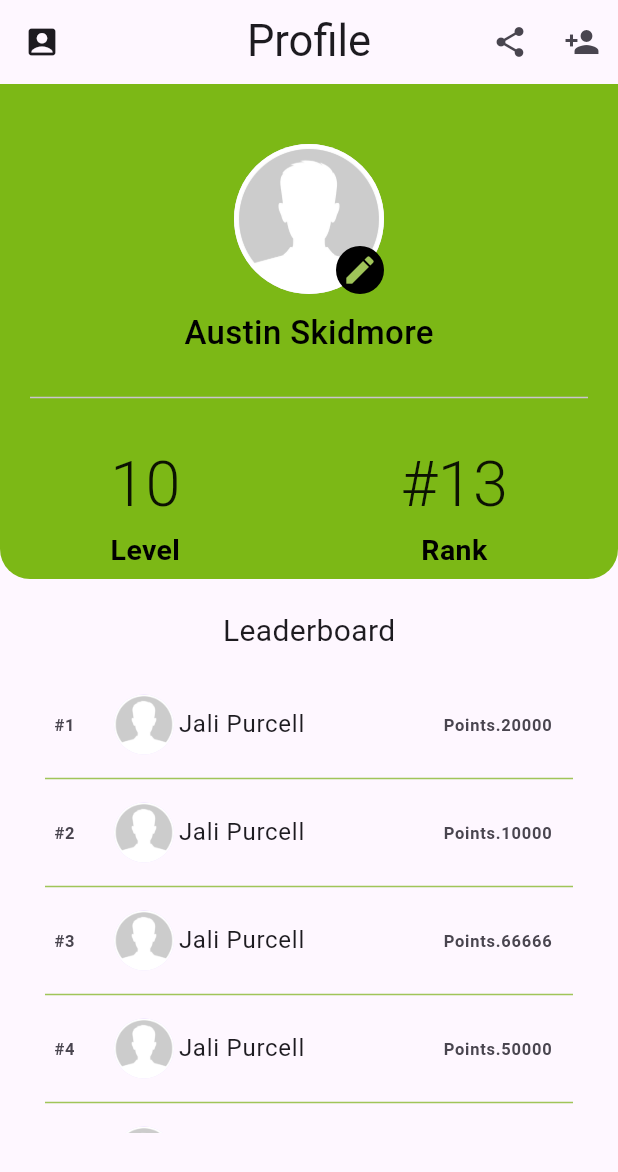
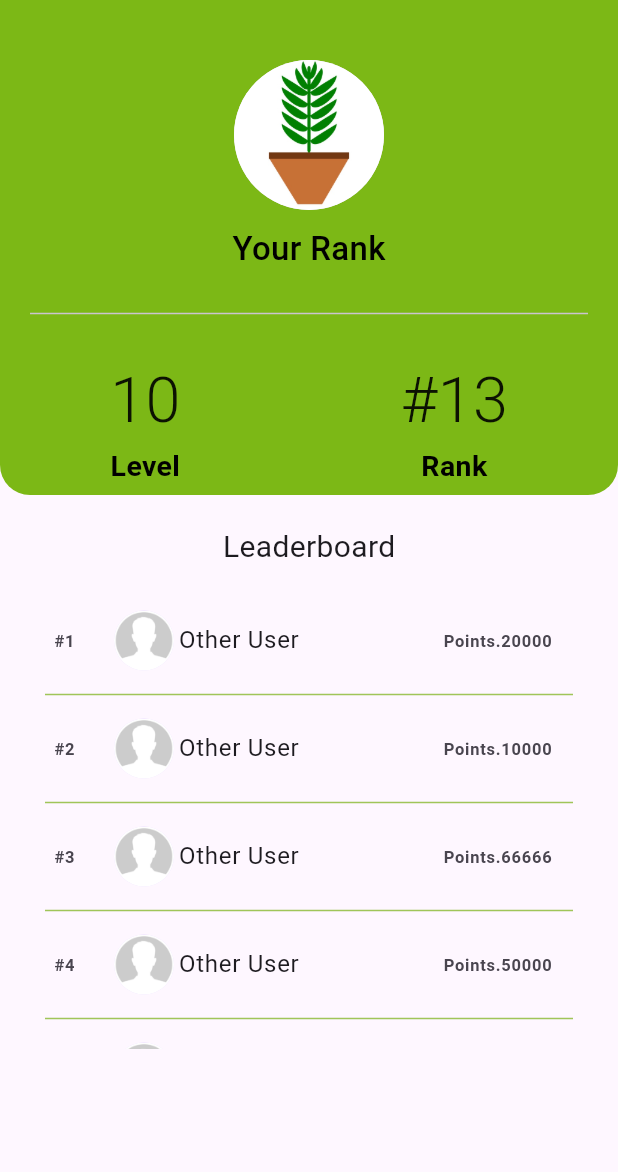
Before and after one commit to Developer-DUCS/eMission, a Flutter app: the Leaderboard screen opened directly, on a phone screen of 412 x 824 dp. Shown: the top 1172 px of the screen. Run offline on Flutter 3.47's test engine with Material 3 defaults, Android fonts, the phone set to English and light mode, and no system bars; our stand-ins replace another_flushbar, flutter_svg, google_fonts, shared_preferences; accounts and stored records are empty; network calls fail.

Commit message:
task-quality-check

```diff
--- a/lib/create-account.dart
+++ b/lib/create-account.dart
@@ -48,7 +48,7 @@ class _CreateAccountState extends State<CreateAccount> {
     Map<String, String?> formData = {
       'email': emailController.text,
       'username': usernameController.text,
-      'display_name': displayNameController.text,
+      'displayName': displayNameController.text,
       'password': encryptedPassword,
       'confirm_password': encryptedPassword,
     };
@@ -61,7 +61,7 @@ class _CreateAccountState extends State<CreateAccount> {
       debugPrint('Response status: ${response.statusCode}');
       if (response.statusCode == 200) {
         Navigator.pushNamed(context, 'login');
-      }
+      } else {
         if (response.statusCode == 401) {
           Flushbar(
             title: 'Error',
@@ -76,6 +76,7 @@ class _CreateAccountState extends State<CreateAccount> {
             backgroundColor: Colors.redAccent,
             flushbarPosition: FlushbarPosition.TOP,
           ).show(context);
+        }
       }
     } catch (error) {
       debugPrint('Error: $error');
--- a/lib/leaderboard.dart
+++ b/lib/leaderboard.dart
@@ -12,26 +12,11 @@ class _LeaderboardState extends State<Leaderboard> {
   @override
   Widget build(BuildContext context) {
     return Scaffold(
-      appBar: AppBar(
-        leading: Icon(Icons.account_box),
-        actions: [
-          IconButton(onPressed: (){}, icon: Icon(Icons.share)),
-          IconButton(onPressed: (){}, icon: Icon(Icons.person_add)),
-        ],
-        title: Text(
-          "Profile",
-          style: TextStyle(fontSize: 29),
-        ),
-        centerTitle: true,
-        elevation: 0.0,
-      ),
       body: SingleChildScrollView(
-
         child: Column(
           children: [
-
             Container(
-              padding: EdgeInsets.only(top : 40),
+              padding: EdgeInsets.only(top: 40),
               height: 330,
               decoration: BoxDecoration(
                   color: Color.fromRGBO(124, 184, 22, 1),
@@ -43,24 +28,16 @@ class _LeaderboardState extends State<Leaderboard> {
                   Stack(
                     children: [
                       CircleAvatar(
-                        backgroundImage: AssetImage(
-                            "assets/images/stock-photo.jpg"),
+                        backgroundImage: AssetImage("assets/images/plant.jpg"),
                         radius: 50,
                       ),
-                      Positioned(
-                        bottom: 0.0,
-                        right: 0.0,
-                        child: Container(
-                          padding: EdgeInsets.all(4),
-                          decoration: BoxDecoration(shape: BoxShape.circle ,color: Colors.black),child: Icon(Icons.edit,color: Color.fromRGBO(160, 197, 89, 100),),),
-                      )
                     ],
                   ),
                   SizedBox(
                     height: 10,
                   ),
                   Text(
-                    "Austin Skidmore",
+                    "Your Rank",
                     style: TextStyle(
                         fontSize: 22,
                         color: Colors.black,
@@ -133,21 +110,30 @@ class _LeaderboardState extends State<Leaderboard> {
                         title: Row(
                           children: [
                             CircleAvatar(
-                              backgroundImage: AssetImage(
-                                  "assets/images/stock-photo.jpg"),
+                              backgroundImage:
+                                  AssetImage("assets/images/stock-photo.jpg"),
                             ),
                             SizedBox(
                               width: 3,
                             ),
-                            Text("Jali Purcell")
+                            Text("Other User")
                           ],
                         ),
-                        leading: Text("#${index + 1}" ,style: TextStyle(fontWeight: FontWeight.bold),),
+                        leading: Text(
+                          "#${index + 1}",
+                          style: TextStyle(fontWeight: FontWeight.bold),
+                        ),
                         trailing: Text(
-                            "Points.${(200000 / (index + 1)).toString().substring(0, 5)}",style: TextStyle(fontWeight: FontWeight.bold)),
+                            "Points.${(200000 / (index + 1)).toString().substring(0, 5)}",
+                            style: TextStyle(fontWeight: FontWeight.bold)),
                       );
                     },
-                    separatorBuilder: (context, index) => Divider(thickness: 1,color: Color.fromRGBO(160, 197, 89, 100),indent: 10,endIndent: 10,),
+                    separatorBuilder: (context, index) => Divider(
+                          thickness: 1,
+                          color: Color.fromRGBO(160, 197, 89, 100),
+                          indent: 10,
+                          endIndent: 10,
+                        ),
                     itemCount: 12),
               ),
             )
```
Also changed, not shown: lib/challenge_page.dart (+13 -94 lines), lib/layout.dart (+13 -2 lines), lib/login.dart (+34 -25 lines), 1 other file. Lines whose indentation alone changed are shown as unchanged.
